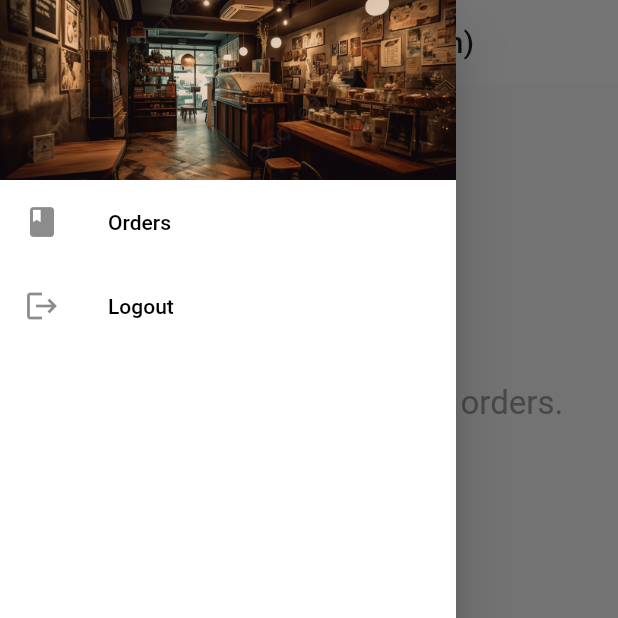
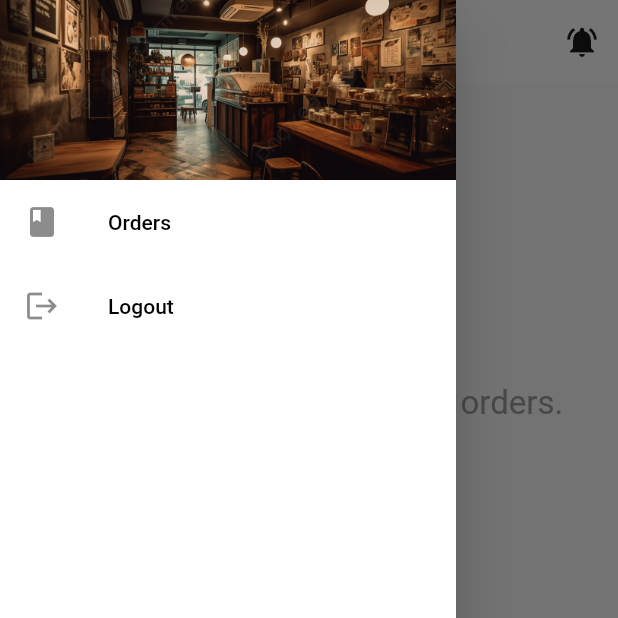
Before and after one commit to aldrinbasa/bijou_cafe, a Flutter app: the HomeAdminScreen screen opened directly, with the side drawer open, on a phone screen of 412 x 824 dp, the top half of it. Run offline on Flutter 3.47's test engine with Material 2 defaults, Android fonts, the phone set to English and light mode, and no system bars; our stand-ins replace cloud_firestore, firebase_auth, firebase_core, firebase_storage, google_sign_in, image_picker and 4 more; accounts and stored records are empty.

Commit message:
Revert "message"
This reverts commit 5b4f281ce0a265299451867624efa7b61117d6da.

```diff
--- a/lib/home/home_admin.dart
+++ b/lib/home/home_admin.dart
@@ -11,13 +11,14 @@ import 'package:flutter/material.dart';
 import 'package:intl/intl.dart';
 
 class HomeAdminScreen extends StatefulWidget {
-  const HomeAdminScreen({Key? key});
+  const HomeAdminScreen({super.key});
 
   @override
   State<HomeAdminScreen> createState() => _HomeAdminScreenState();
 }
 
-class _HomeAdminScreenState extends State<HomeAdminScreen> with SingleTickerProviderStateMixin {
+class _HomeAdminScreenState extends State<HomeAdminScreen>
+    with SingleTickerProviderStateMixin {
   final GlobalKey<ScaffoldState> _scaffoldKey = GlobalKey<ScaffoldState>();
   FirestoreDatabase firestore = FirestoreDatabase();
   final UserModel? loggedInUser = UserSingleton().user;
@@ -90,6 +91,14 @@ class _HomeAdminScreenState extends State<HomeAdminScreen> with SingleTickerProv
           ),
           backgroundColor: secondaryColor,
           elevation: 0,
+          actions: [
+            IconButton(
+                onPressed: () {},
+                icon: const Icon(
+                  Icons.notifications_active,
+                  color: primaryColor,
+                ))
+          ],
         ),
         body: TabBarView(
           controller: _tabController,
@@ -108,7 +117,8 @@ class _HomeAdminScreenState extends State<HomeAdminScreen> with SingleTickerProv
                             Center(
                                 child: Text(
                               "You don't have any pending orders.",
-                              style: TextStyle(color: Colors.grey, fontSize: 22),
+                              style:
+                                  TextStyle(color: Colors.grey, fontSize: 22),
                             )),
                           ],
                         );
```
